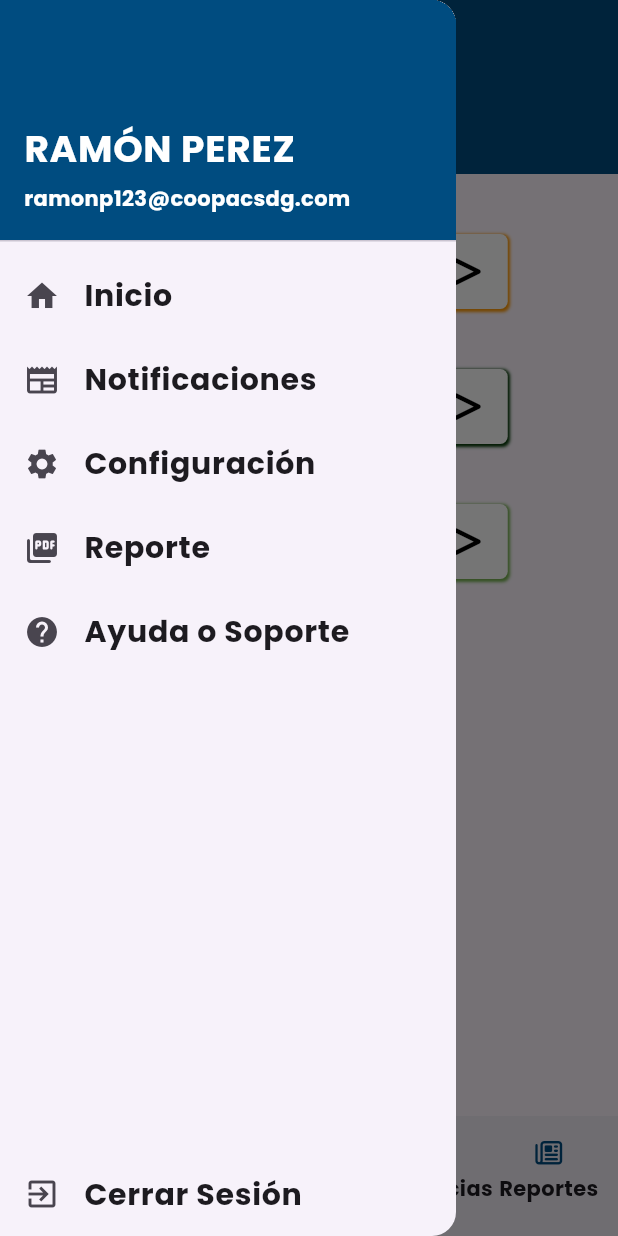
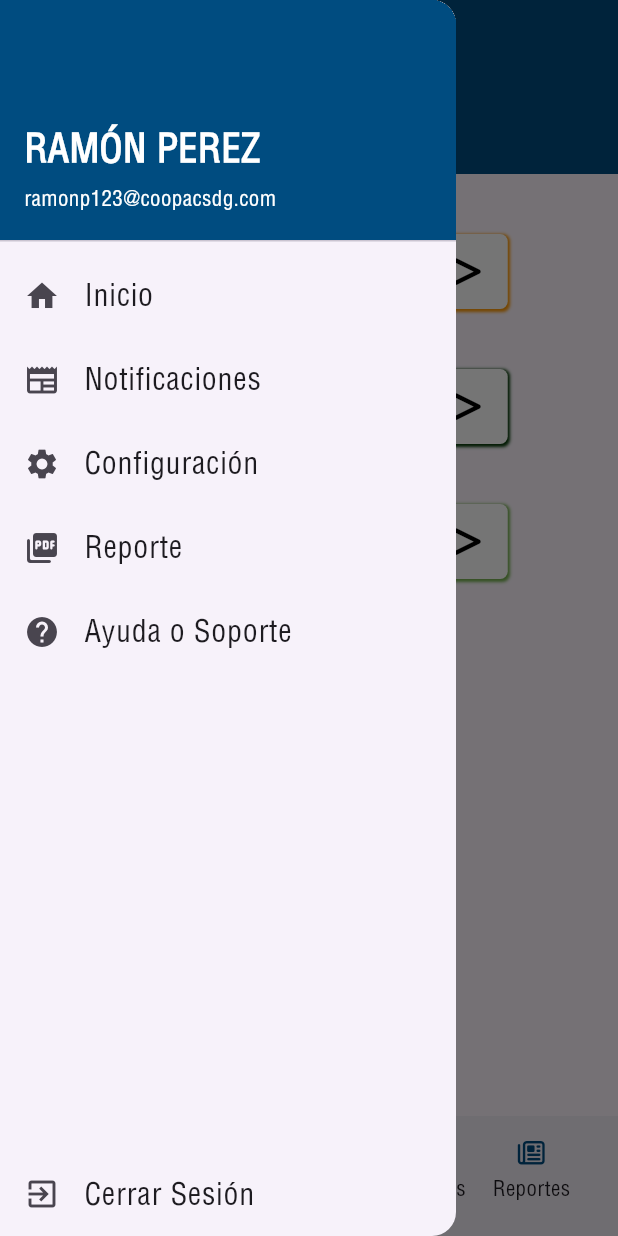
Before and after one commit to Rmila03/AppRutasdg, a Flutter app: the MyPlanDiarioPage screen opened directly, with the side drawer open, on a phone screen of 412 x 824 dp. Run offline on Flutter 3.47's test engine with Material 3 defaults, Android fonts, the phone set to English and light mode, and no system bars; our stand-ins replace font_awesome_flutter, google_maps_flutter, month_picker_dialog, syncfusion_flutter_charts.

```diff
--- a/lib/listasocio.dart
+++ b/lib/listasocio.dart
@@ -133,7 +133,7 @@ class Tab extends StatelessWidget {
             child: Text(
               name,
               style: const TextStyle(
-                fontFamily: "Poppins",
+                fontFamily: "HelveticaCondensed",
                 fontSize: 18,
                 //fontFamily: 'Rockwell Extra Bold',
                 fontWeight: FontWeight.bold,
--- a/lib/main.dart
+++ b/lib/main.dart
@@ -70,7 +70,7 @@ class _LoginState extends State<Login> {
                             Text(
                               'RUTASDG',
                               style: TextStyle(
-                                  fontFamily: 'Helvetica Condensed',
+                                  fontFamily: 'HelveticaCondensed',
                                   fontSize: 20,
                                   letterSpacing: 3,
                                   fontWeight: FontWeight.bold,
@@ -82,7 +82,7 @@ class _LoginState extends State<Login> {
                             const Text(
                               'RUTASDG',
                               style: TextStyle(
-                                fontFamily: 'Helvetica Condensed',
+                                fontFamily: 'HelveticaCondensed',
                                 fontSize: 20,
                                 letterSpacing: 3,
                                 fontWeight: FontWeight.bold,
--- a/lib/plandia.dart
+++ b/lib/plandia.dart
@@ -88,7 +88,7 @@ class _MyPlanDiarioPageState extends State<MyPlanDiarioPage> {
                     child: const Text(
                       "PLAN DEL DIA",
                       style: TextStyle(
-                        fontFamily: "Poppins",
+                        fontFamily: "HelveticaCondensed",
                         fontSize: 18,
                         color: Color.fromARGB(255, 0, 0, 0),
                         fontWeight: FontWeight.bold,
@@ -169,7 +169,7 @@ class MapButton extends StatelessWidget {
             Text(
               name,
               style: const TextStyle(
-                fontFamily: "Poppins",
+                fontFamily: "HelveticaCondensed",
                 fontSize: 14,
                 color: Color.fromARGB(255, 0, 76, 128),
               ),
@@ -263,7 +263,7 @@ class CustomTextContainer extends StatelessWidget {
                         text,
                         textAlign: TextAlign.center,
                         style: const TextStyle(
-                          fontFamily: "Poppins",
+                          fontFamily: "HelveticaCondensed",
                           fontSize: 18,
                           color: Color.fromARGB(255, 0, 0, 0),
                           fontWeight: FontWeight.bold,
--- a/lib/widgets/bottom_action.dart
+++ b/lib/widgets/bottom_action.dart
@@ -88,7 +88,7 @@ class BottomAction extends StatelessWidget {
             child: Text(
               label,
               style: const TextStyle(
-                fontFamily: "Poppins",
+                fontFamily: "HelveticaCondensed",
               ),
             ),
           ),
--- a/lib/widgets/header.dart
+++ b/lib/widgets/header.dart
@@ -22,7 +22,7 @@ class Header extends StatelessWidget {
         const Text(
           'RUTASDG',
           style: TextStyle(
-            fontFamily: "Poppins",
+            fontFamily: "HelveticaCondensed",
             fontSize: 20,
             fontWeight: FontWeight.bold,
             color: Colors.white,
--- a/lib/widgets/navigation_drawer.dart
+++ b/lib/widgets/navigation_drawer.dart
@@ -21,7 +21,7 @@ class MenuDrawer extends StatelessWidget {
                   style: TextStyle(
                     fontSize: 25.0,
                     color: Color.fromARGB(255, 255, 255, 255),
-                    fontFamily: "Poppins",
+                    fontFamily: "HelveticaCondensed",
                     fontWeight: FontWeight.bold,
                   ),
                 ),
@@ -29,7 +29,7 @@ class MenuDrawer extends StatelessWidget {
               accountEmail: Text(
                 "ramonp123@coopacsdg.com",
                 style: TextStyle(
-                  fontFamily: "Poppins",
+                  fontFamily: "HelveticaCondensed",
                   fontSize: 14.0,
                   color: Color.fromARGB(255, 255, 255, 255),
                 ),
@@ -40,7 +40,8 @@ class MenuDrawer extends StatelessWidget {
               leading: const Icon(Icons.home),
               title: const Text(
                 'Inicio',
-                style: TextStyle(fontFamily: "Poppins", fontSize: 20.0),
+                style:
+                    TextStyle(fontFamily: "HelveticaCondensed", fontSize: 20.0),
               ),
               onTap: () {
                 Navigator.push(context,
@@ -51,7 +52,8 @@ class MenuDrawer extends StatelessWidget {
               leading: const Icon(Icons.newspaper),
               title: const Text(
                 'Notificaciones',
-                style: TextStyle(fontFamily: "Poppins", fontSize: 20.0),
+                style:
+                    TextStyle(fontFamily: "HelveticaCondensed", fontSize: 20.0),
               ),
               onTap: () {
                 Navigator.push(
@@ -68,7 +70,8 @@ class MenuDrawer extends StatelessWidget {
               leading: const Icon(Icons.settings),
               title: const Text(
                 'Configuración',
-                style: TextStyle(fontFamily: "Poppins", fontSize: 20.0),
+                style:
+                    TextStyle(fontFamily: "HelveticaCondensed", fontSize: 20.0),
               ),
               onTap: () {
                 Navigator.pop(context);
@@ -78,7 +81,8 @@ class MenuDrawer extends StatelessWidget {
               leading: const Icon(Icons.picture_as_pdf_rounded),
               title: const Text(
                 'Reporte',
-                style: TextStyle(fontFamily: "Poppins", fontSize: 20.0),
+                style:
+                    TextStyle(fontFamily: "HelveticaCondensed", fontSize: 20.0),
               ),
               onTap: () {
                 Navigator.push(
@@ -95,7 +99,8 @@ class MenuDrawer extends StatelessWidget {
               leading: const Icon(Icons.help),
               title: const Text(
                 'Ayuda o Soporte',
-                style: TextStyle(fontFamily: "Poppins", fontSize: 20.0),
+                style:
+                    TextStyle(fontFamily: "HelveticaCondensed", fontSize: 20.0),
               ),
               onTap: () {
                 Navigator.pop(context);
@@ -117,7 +122,8 @@ class MenuDrawer extends StatelessWidget {
                 leading: Icon(Icons.exit_to_app),
                 title: Text(
                   'Cerrar Sesión',
-                  style: TextStyle(fontFamily: "Poppins", fontSize: 20.0),
+                  style: TextStyle(
+                      fontFamily: "HelveticaCondensed", fontSize: 20.0),
                 ),
               ),
             ),
```
Also changed, not shown: lib/supervisor/views/moraSupervisor.dart (+11 -11 lines), lib/supervisor/views/notificacionesSupervisor.dart (+11 -9 lines), lib/supervisor/views/reporteSupervisor.dart (+9 -8 lines), lib/views/promocion.dart (+24 -9 lines), lib/views/recuperacion.dart (+17 -8 lines), lib/views/seguimiento.dart (+17 -8 lines).
